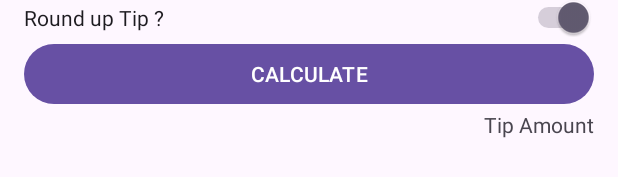
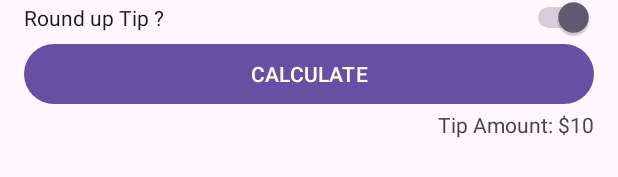
Before and after one commit to mohittalwar23/androiddev, an Android app: the layout activity_main.xml on its own in the app's theme, with its tools: preview values and no code run, on a phone screen of 412 x 824 dp. Shown: the part 340-517 px from the top of the screen. Run offline under Robolectric (Android 15) with nearby library versions, the phone set to English and light mode, and no system bars.

Commit message:
completed tip calci

```diff
--- a/TipCalculator/app/build.gradle.kts
+++ b/TipCalculator/app/build.gradle.kts
@@ -26,6 +26,10 @@ android {
             )
         }
     }
+    buildFeatures {
+        viewBinding = true
+    }
+
     compileOptions {
         sourceCompatibility = JavaVersion.VERSION_1_8
         targetCompatibility = JavaVersion.VERSION_1_8
--- a/TipCalculator/app/src/main/res/layout/activity_main.xml
+++ b/TipCalculator/app/src/main/res/layout/activity_main.xml
@@ -77,7 +77,7 @@
         android:id="@+id/tip_result"
         android:layout_width="wrap_content"
         android:layout_height="wrap_content"
-        android:text="@string/tip_amount"
+        tools:text="Tip Amount: $10"
         app:layout_constraintEnd_toEndOf="parent"
         app:layout_constraintTop_toBottomOf="@id/calculate_button" />
 
--- a/TipCalculator/app/src/main/res/values/strings.xml
+++ b/TipCalculator/app/src/main/res/values/strings.xml
@@ -6,6 +6,6 @@
     <string name="good_service">Good (18%)</string>
     <string name="okay_service">Okay 15%)</string>
     <string name="calculate">CALCULATE</string>
-    <string name="tip_amount">Tip Amount</string>
+    <string name="tip_amount">Tip Amount: %s</string>
     <string name="round_up_tip">Round up Tip ?</string>
 </resources>
```
Also changed, not shown: TipCalculator/app/src/main/java/com/example/tipcalculator/MainActivity.kt (+34 -3 lines), TipCalculator/build.gradle.kts (line endings or trailing spaces).
